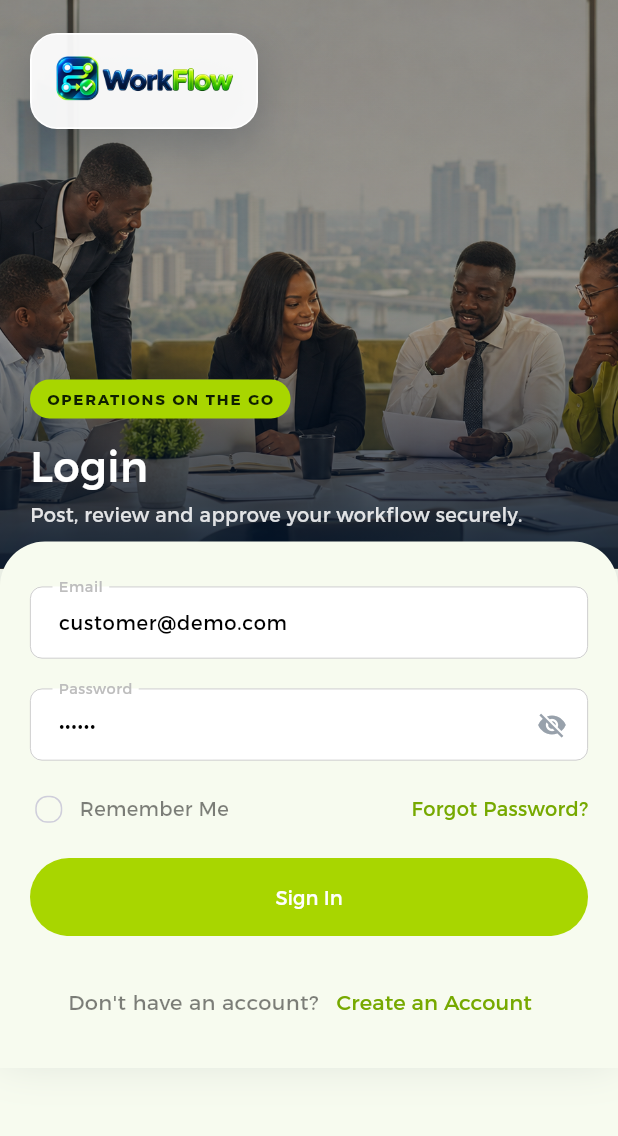
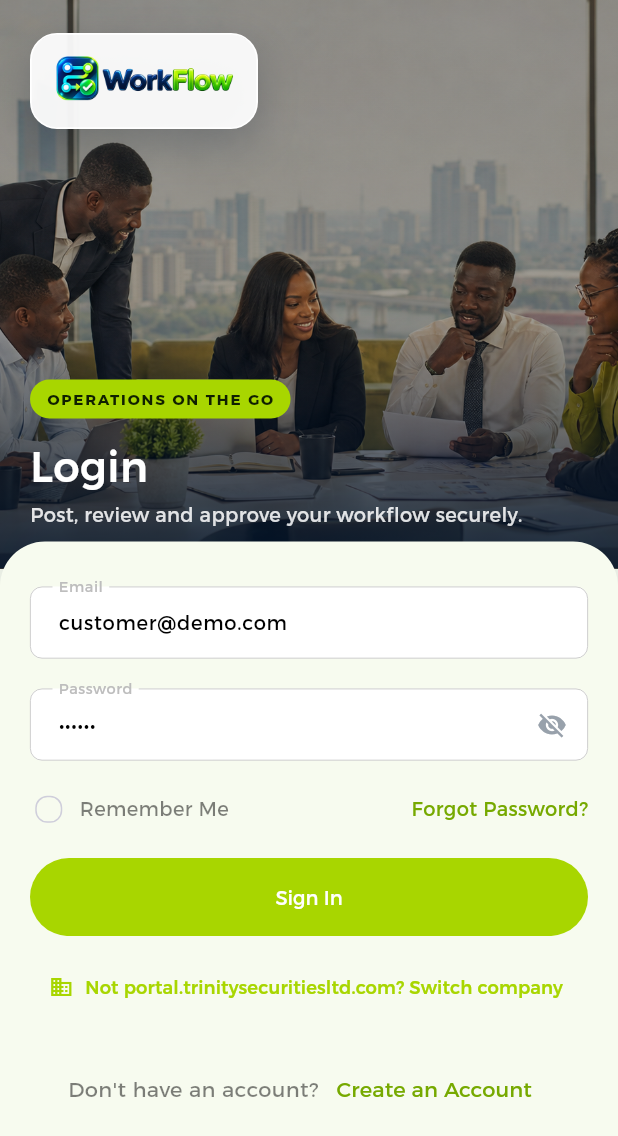
Before and after one commit to Innovatyou/Portal.trinitysecuritiesltd.com, a Flutter app: the LoginScreen screen opened by its route, on a phone screen of 412 x 824 dp. Shown: the top 1136 px of the screen. Run offline on Flutter 3.47's test engine with Material 3 defaults, Android fonts, the phone set to English and light mode, and no system bars; our stand-ins replace cached_network_image, contained_tab_bar_view, flutter_html, flutter_spinkit, flutter_svg, flutter_widget_from_html and 5 more; accounts and stored records are empty.

Commit message:
Mobile: let one installed app work for any company, not just Trinity
UrlContainer.domainUrl was a compile-time const defaulting to
portal.trinitysecuritiesltd.com - fine for a single-tenant app, but
this is now a SaaS where every company runs on its own domain with
its own database. The same compiled app had no way to reach Prodigy
Bank's or Trinity Financial Services' data no matter what credentials
someone entered - it would always hit Trinity's tenant regardless.

- UrlContainer.domainUrl is now resolved at runtime: read from
  SharedPreferences at startup (main.dart calls UrlContainer.init()
  right after SharedPreferences loads, before anything else touches
  the network), falling back to the compiled default only until a
  company has been chosen. baseUrl/attachmentUrl/profileImgUrl/
  systemImgUrl became getters over it so none of the ~20 existing call
  sites needed to change.
- New CompanyDomainScreen: "Enter your company's domain", validates by
  actually hitting <domain>/customersapi/overview before accepting it
  (so a typo or an unregistered domain gets a clear error, not a
  broken app), then persists it and continues to login.
- Wired into the boot flow: onboarding (generic, unchanged) -> company
  picker (once) -> login, and splash_controller now checks whether a
  company has been chosen before making any API call at all, instead
  of silently calling whatever the compiled default was.
- Login screen shows the current company's domain with a "Switch
  company" link back to the picker, for typos or company changes.

Verified the validation contract this relies on end-to-end via curl
against the real running app: a registered domain (Trinity, Prodigy
Bank) returns success:true from /customersapi/overview, an
unregistered one 404s cleanly (Tenant_resolver, from the earlier SaaS
work) - exactly what CompanyDomainScreen's accept/reject logic
expects. `dart analyze` on every changed file: no issues.

Co-Authored-By: Claude Sonnet 5 <noreply@anthropic.com>

```diff
--- a/realise_customer/lib/core/helper/shared_preference_helper.dart
+++ b/realise_customer/lib/core/helper/shared_preference_helper.dart
@@ -10,6 +10,7 @@ class SharedPreferenceHelper {
   static const String moduleSettingKey = 'module-setting-key';
   static const String fcmDeviceKey = 'device-key';
   static const String onboardKey = 'onboardKey';
+  static const String companyDomainKey = 'company-domain-key';
 
   // Overview Data
   static const String appLogo = 'app-logo';
--- a/realise_customer/lib/core/route/route.dart
+++ b/realise_customer/lib/core/route/route.dart
@@ -1,3 +1,4 @@
+import 'package:realise/view/screens/auth/company_domain/company_domain_screen.dart';
 import 'package:realise/view/screens/auth/forgot_password/forget_password.dart';
 import 'package:realise/view/screens/auth/login/login_screen.dart';
 import 'package:realise/view/screens/auth/registration/registration_screen.dart';
@@ -29,6 +30,7 @@ import 'package:get/get.dart';
 class RouteHelper {
   static const String splashScreen = "/splash_screen";
   static const String onboardScreen = '/onboard_screen';
+  static const String companyDomainScreen = "/company_domain_screen";
   static const String loginScreen = "/login_screen";
   static const String registrationScreen = "/registration_screen";
   static const String forgotPasswordScreen = "/forgot_password_screen";
@@ -59,6 +61,8 @@ class RouteHelper {
   List<GetPage> routes = [
     GetPage(name: splashScreen, page: () => const SplashScreen()),
     GetPage(name: onboardScreen, page: () => const OnBoardIntroScreen()),
+    GetPage(
+        name: companyDomainScreen, page: () => const CompanyDomainScreen()),
     GetPage(name: loginScreen, page: () => const LoginScreen()),
     GetPage(name: registrationScreen, page: () => const RegistrationScreen()),
     GetPage(
--- a/realise_customer/lib/core/utils/url_container.dart
+++ b/realise_customer/lib/core/utils/url_container.dart
@@ -1,18 +1,72 @@
+import 'package:shared_preferences/shared_preferences.dart';
+import 'package:realise/core/helper/shared_preference_helper.dart';
+
 class UrlContainer {
   // Android emulators reach the Windows localhost through 10.0.2.2.
   // For the local emulator use: --dart-define=RISE_URL=http://10.0.2.2/portal.trinitysecuritiesltd.com
-  static const String domainUrl = String.fromEnvironment(
+  static const String _compiledDefaultDomain = String.fromEnvironment(
     'RISE_URL',
     defaultValue: 'https://portal.trinitysecuritiesltd.com',
   );
 
+  // This is a multi-tenant SaaS: each company runs on its own domain, with
+  // its own database - there is no single "the" server this app can be
+  // built pointing at. domainUrl is therefore resolved at runtime from
+  // whatever the user picked on the "choose your company" screen (see
+  // CompanyDomainScreen), persisted in SharedPreferences, rather than baked
+  // in at compile time. The compiled default above only matters until the
+  // user has chosen a company, and for local dev via --dart-define.
+  static String _domainUrl = _compiledDefaultDomain;
+  static String get domainUrl => _domainUrl;
+
+  /// Call once at app startup (before any repo/API call is made) so
+  /// domainUrl reflects a previously-chosen company from the very first
+  /// frame, not just after the async company-check screen runs.
+  static void init(SharedPreferences prefs) {
+    final stored = prefs.getString(SharedPreferenceHelper.companyDomainKey);
+    if (stored != null && stored.isNotEmpty) {
+      _domainUrl = stored;
+    }
+  }
+
+  /// True once a company domain has been chosen and persisted - either by
+  /// the user, or via the compiled default in local dev builds that pass
+  /// --dart-define=RISE_URL.
+  static bool hasChosenCompany(SharedPreferences prefs) =>
+      (prefs.getString(SharedPreferenceHelper.companyDomainKey) ?? '')
+          .isNotEmpty;
+
+  /// Normalizes free-text user input ("prodigybank.com",
+  /// "https://prodigybank.com/", "prodigybank.com/index.php") into the form
+  /// the rest of this app expects (scheme present, no trailing slash).
+  static String normalizeDomainInput(String input) {
+    var value = input.trim();
+    if (!value.startsWith('http://') && !value.startsWith('https://')) {
+      value = 'https://$value';
+    }
+    while (value.endsWith('/')) {
+      value = value.substring(0, value.length - 1);
+    }
+    return value;
+  }
+
+  /// Persists the chosen company and switches this session to it
+  /// immediately - subsequent UrlContainer.baseUrl etc. reads reflect it
+  /// without needing an app restart.
+  static Future<void> setDomain(
+      SharedPreferences prefs, String normalizedDomain) async {
+    _domainUrl = normalizedDomain;
+    await prefs.setString(
+        SharedPreferenceHelper.companyDomainKey, normalizedDomain);
+  }
+
   // if your domain have index.php at the end please add it to the domain url too
   // Example: https://your-domain.com/index.php
 
-  static const String baseUrl = '$domainUrl/customersapi/';
-  static const String attachmentUrl = '$domainUrl/files/timeline_files/';
-  static const String profileImgUrl = '$domainUrl/files/profile_images/';
-  static const String systemImgUrl = '$domainUrl/files/system/';
+  static String get baseUrl => '$domainUrl/customersapi/';
+  static String get attachmentUrl => '$domainUrl/files/timeline_files/';
+  static String get profileImgUrl => '$domainUrl/files/profile_images/';
+  static String get systemImgUrl => '$domainUrl/files/system/';
 
   static RegExp emailValidatorRegExp =
       RegExp(r"^[a-zA-Z0-9.]+@[a-zA-Z0-9]+\.[a-zA-Z]+");
--- a/realise_customer/lib/main.dart
+++ b/realise_customer/lib/main.dart
@@ -8,6 +8,7 @@ import 'package:realise/data/controller/localization/localization_controller.dar
 import 'package:flutter/material.dart';
 import 'package:get/get.dart';
 import 'package:realise/core/route/route.dart';
+import 'package:realise/core/utils/url_container.dart';
 import 'package:shared_preferences/shared_preferences.dart';
 import 'core/di_service/di_services.dart' as services;
 
@@ -15,6 +16,7 @@ Future<void> main() async {
   WidgetsFlutterBinding.ensureInitialized();
   final sharedPreferences = await SharedPreferences.getInstance();
   Get.lazyPut(() => sharedPreferences);
+  UrlContainer.init(sharedPreferences);
   Map<String, Map<String, String>> languages = await services.init();
 
   HttpOverrides.global = MyHttpOverrides();
--- a/realise_customer/lib/view/screens/auth/login/login_screen.dart
+++ b/realise_customer/lib/view/screens/auth/login/login_screen.dart
@@ -7,6 +7,7 @@ import 'package:realise/core/utils/dimensions.dart';
 import 'package:realise/core/utils/color_resources.dart';
 import 'package:realise/core/utils/images.dart';
 import 'package:realise/core/utils/style.dart';
+import 'package:realise/core/utils/url_container.dart';
 import 'package:realise/data/controller/auth/login_controller.dart';
 import 'package:realise/data/repo/auth/login_repo.dart';
 import 'package:realise/data/services/api_service.dart';
@@ -308,6 +309,19 @@ class _LoginScreenState extends State<LoginScreen> {
                                             }
                                           },
                                         ),
+                                  const SizedBox(height: 10),
+                                  Center(
+                                    child: TextButton.icon(
+                                      onPressed: () => Get.toNamed(
+                                          RouteHelper.companyDomainScreen),
+                                      icon: const Icon(Icons.domain_outlined,
+                                          size: 16),
+                                      label: Text(
+                                        'Not ${Uri.parse(UrlContainer.domainUrl).host}? Switch company',
+                                        style: const TextStyle(fontSize: 12),
+                                      ),
+                                    ),
+                                  ),
                                   const SizedBox(height: Dimensions.space20),
                                   if (controller
                                           .loginRepo.apiClient.sharedPreferences
--- a/realise_customer/lib/view/screens/intro_section/onboard_intro_screen.dart
+++ b/realise_customer/lib/view/screens/intro_section/onboard_intro_screen.dart
@@ -148,7 +148,9 @@ class _OnBoardIntroScreenState extends State<OnBoardIntroScreen> {
                         .sharedPreferences
                         .setBool(SharedPreferenceHelper.onboardKey, true)
                         .whenComplete(() {
-                      Get.offAllNamed(RouteHelper.loginScreen);
+                      // Multi-tenant: still need to know which company's
+                      // domain to talk to before login is even reachable.
+                      Get.offAllNamed(RouteHelper.companyDomainScreen);
                     });
                   } else {
                     introKey.currentState!.next();
```
Also changed, not shown: realise_customer/lib/data/controller/splash/splash_controller.dart (+20 -0 lines), realise_customer/lib/view/screens/auth/company_domain/company_domain_screen.dart (added, +119 -0 lines).
